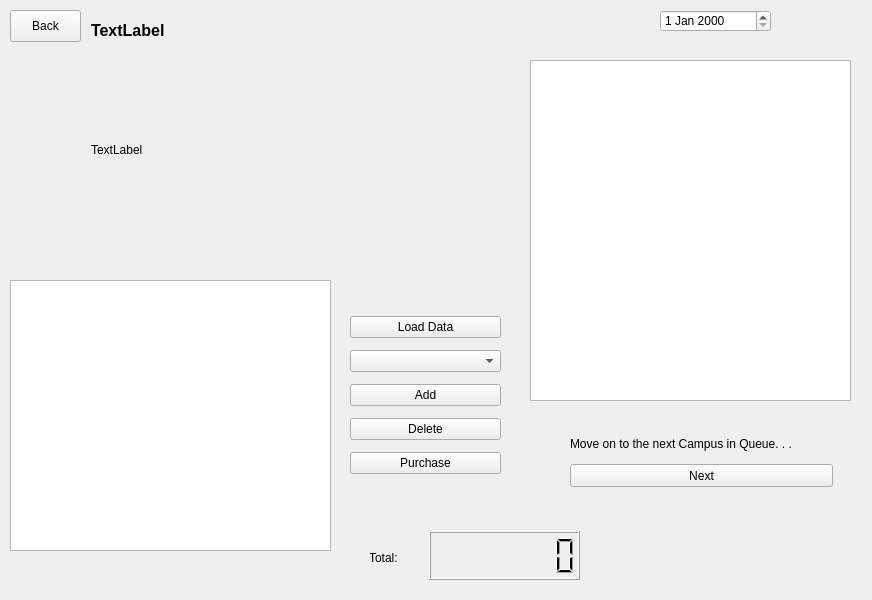
Old version of the form mainwindow.ui in the repository mattjang1101/CS1D-Project-1-Go-Big-O-Go-Home-.
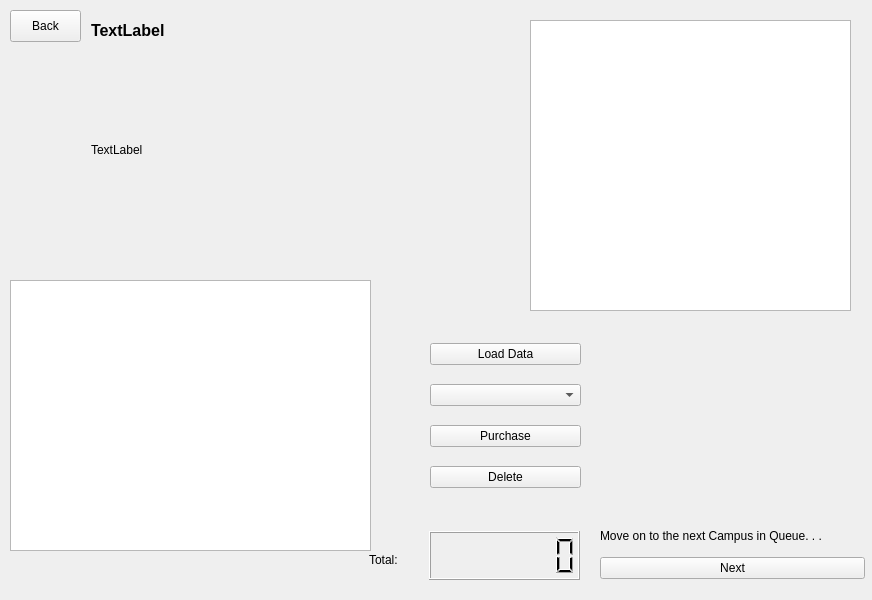
New version of the form. The open tabs and pages were chosen to show the change.

```diff
--- a/mainwindow.ui
+++ b/mainwindow.ui
@@ -778,22 +778,12 @@
      </widget>
     </widget>
     <widget class="QWidget" name="CampusPage">
-     <widget class="QDateEdit" name="dateEdit">
-      <property name="geometry">
-       <rect>
-        <x>660</x>
-        <y>10</y>
-        <width>111</width>
-        <height>22</height>
-       </rect>
-      </property>
-     </widget>
      <widget class="QTableView" name="souvenirTableView">
       <property name="geometry">
        <rect>
         <x>10</x>
         <y>280</y>
-        <width>321</width>
+        <width>361</width>
         <height>271</height>
        </rect>
       </property>
@@ -814,8 +804,8 @@
      <widget class="QWidget" name="layoutWidget">
       <property name="geometry">
        <rect>
-        <x>350</x>
-        <y>310</y>
+        <x>430</x>
+        <y>330</y>
         <width>151</width>
         <height>174</height>
        </rect>
@@ -831,20 +821,6 @@
        <item>
         <widget class="QComboBox" name="souvenirComboBox"/>
        </item>
-       <item>
-        <widget class="QPushButton" name="pushButton_2">
-         <property name="text">
-          <string>Add</string>
-         </property>
-        </widget>
-       </item>
-       <item>
-        <widget class="QPushButton" name="deleteSouvenirsButton">
-         <property name="text">
-          <string>Delete</string>
-         </property>
-        </widget>
-       </item>
        <item>
         <widget class="QPushButton" name="purchaseSouvenirsButton">
          <property name="text">
@@ -852,18 +828,40 @@
          </property>
         </widget>
        </item>
+       <item>
+        <widget class="QPushButton" name="deleteSouvenirsButton">
+         <property name="text">
+          <string>Delete</string>
+         </property>
+        </widget>
+       </item>
       </layout>
      </widget>
      <widget class="QWidget" name="layoutWidget">
       <property name="geometry">
        <rect>
-        <x>570</x>
-        <y>430</y>
+        <x>600</x>
+        <y>520</y>
         <width>265</width>
         <height>59</height>
        </rect>
       </property>
-      <layout class="QVBoxLayout" name="verticalLayout_4"/>
+      <layout class="QVBoxLayout" name="verticalLayout_4">
+       <item>
+        <widget class="QLabel" name="label_8">
+         <property name="text">
+          <string>Move on to the next Campus in Queue. . . </string>
+         </property>
+        </widget>
+       </item>
+       <item>
+        <widget class="QPushButton" name="nextCollegeButton">
+         <property name="text">
+          <string>Next</string>
+         </property>
+        </widget>
+       </item>
+      </layout>
      </widget>
      <widget class="QLabel" name="collegeNameLabel">
       <property name="geometry">
@@ -898,39 +896,13 @@
        <string>TextLabel</string>
       </property>
      </widget>
-     <widget class="QLabel" name="label_8">
-      <property name="geometry">
-       <rect>
-        <x>570</x>
-        <y>430</y>
-        <width>263</width>
-        <height>28</height>
-       </rect>
-      </property>
-      <property name="text">
-       <string>Move on to the next Campus in Queue. . . </string>
-      </property>
-     </widget>
-     <widget class="QPushButton" name="nextCollegeButton">
-      <property name="geometry">
-       <rect>
-        <x>570</x>
-        <y>464</y>
-        <width>263</width>
-        <height>23</height>
-       </rect>
-      </property>
-      <property name="text">
-       <string>Next</string>
-      </property>
-     </widget>
      <widget class="QTextBrowser" name="collegeDescriptionTextBrowser">
       <property name="geometry">
        <rect>
         <x>530</x>
-        <y>60</y>
+        <y>20</y>
         <width>321</width>
-        <height>341</height>
+        <height>291</height>
        </rect>
       </property>
       <property name="font">
@@ -942,10 +914,10 @@
      <widget class="QLabel" name="label_7">
       <property name="geometry">
        <rect>
-        <x>370</x>
+        <x>350</x>
         <y>550</y>
-        <width>31</width>
-        <height>16</height>
+        <width>51</width>
+        <height>20</height>
        </rect>
       </property>
       <property name="text">
```
Left out of the diff: 199 changed lines with no effect on the pictures.
